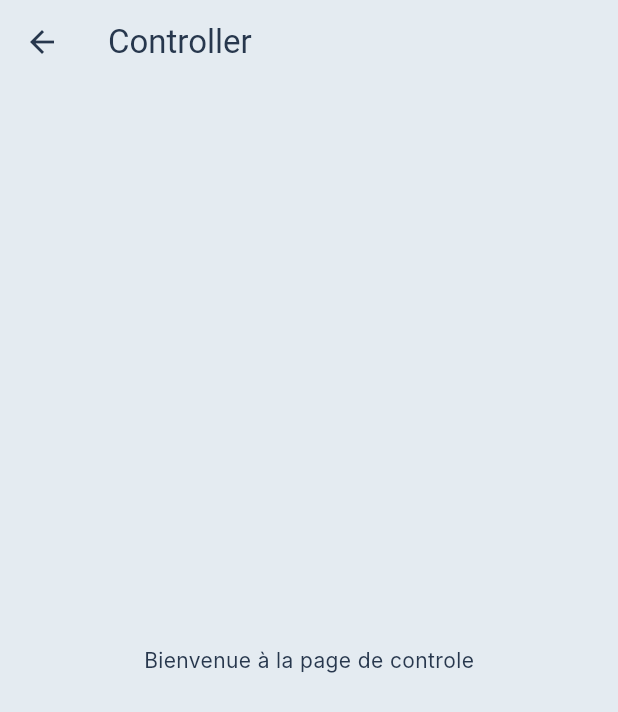
After one commit to kabilmbarki/Car_Dashboard_Flutterr-, a Flutter app: the ControllerPage screen opened directly, on a phone screen of 412 x 824 dp. The commit adds this screen. Shown: the top 712 px of the screen. Run offline on Flutter 3.47's test engine with Material 3 defaults, Android fonts, the phone set to English and light mode, and no system bars; Roboto replaces fonts that are missing (Inter).

Commit message:
new version

```diff
--- /dev/null
+++ b/lib/screens/controller_page.dart
@@ -0,0 +1,11 @@
+import 'package:flutter/material.dart';
+
+class ControllerPage extends StatelessWidget {
+  @override
+  Widget build(BuildContext context) {
+    return Scaffold(
+      appBar: AppBar(title: Text('Controller')),
+      body: Center(child: Text('Bienvenue à la page de controle')),
+    );
+  }
+}
```
Also changed, not shown: lib/screens/home_page.dart (added, +11 -0 lines), lib/screens/map_page.dart (added, +11 -0 lines), lib/screens/seetings/widgets/navigation_bar.dart (+37 -1 lines).
